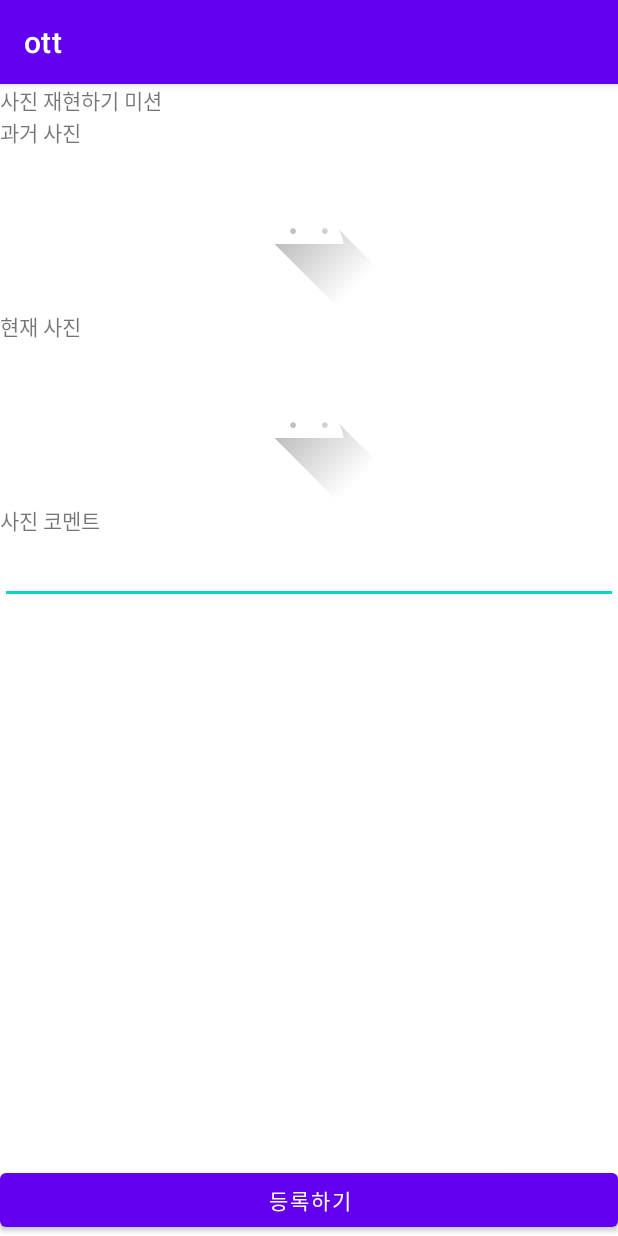
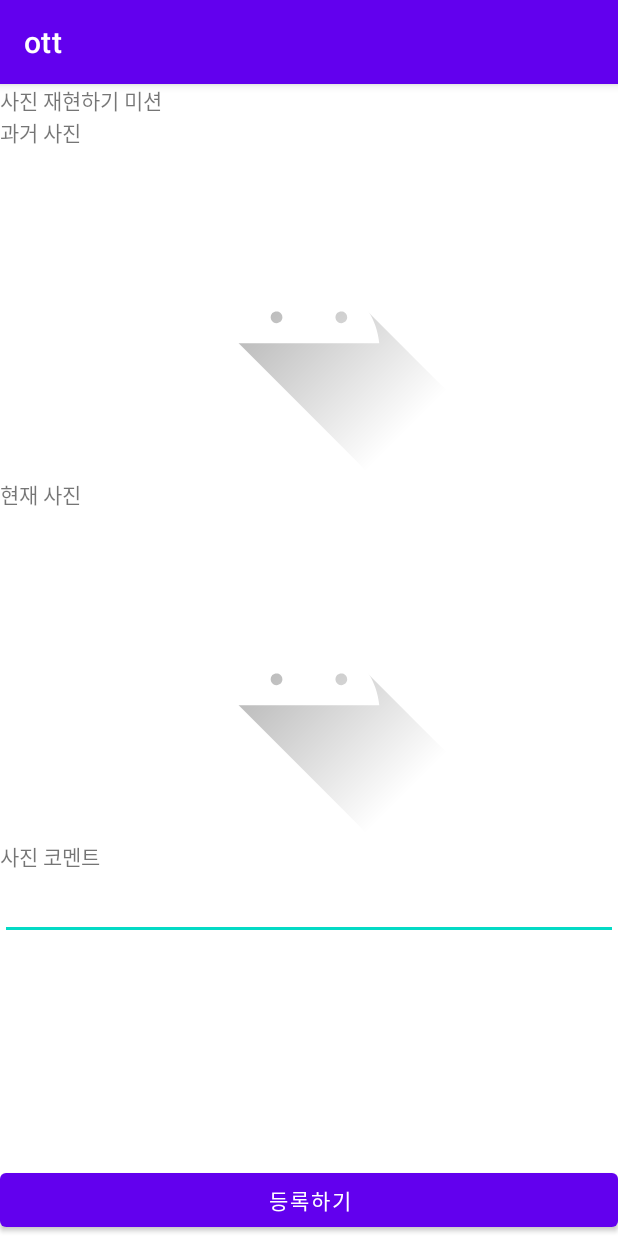
Before and after one commit to OnTheTop/ott-android, an Android app: the PhotoMissionActivity screen opened directly, with no data from a screen before it, on a phone screen of 412 x 824 dp. Run offline under Robolectric (Android 15) with nearby library versions, the phone set to English and light mode, and no system bars; our stand-ins replace data binding; pictures from the network do not load.

Commit message:
[Feat] 이미지뷰에 뿌려주기

```diff
--- /dev/null
+++ b/app/src/main/java/com/unithon/ott/common/utils/Commontype.kt
@@ -0,0 +1,5 @@
+package com.unithon.ott.common.utils
+
+enum class PhotoType {
+    PAST,RECENT
+}
--- a/app/src/main/java/com/unithon/ott/presentation/ui/photo/PhotoMissionActivity.kt
+++ b/app/src/main/java/com/unithon/ott/presentation/ui/photo/PhotoMissionActivity.kt
@@ -18,6 +18,7 @@ import androidx.activity.viewModels
 import androidx.core.content.ContextCompat
 import com.unithon.ott.R
 import com.unithon.ott.common.base.BaseActivity
+import com.unithon.ott.common.utils.PhotoType
 import com.unithon.ott.databinding.ActiviyPhotoMissionBinding
 
 class PhotoMissionActivity : BaseActivity<ActiviyPhotoMissionBinding>(R.layout.activiy_photo_mission) {
@@ -25,21 +26,54 @@ class PhotoMissionActivity : BaseActivity<ActiviyPhotoMissionBinding>(R.layout.a
     private val requestPermissionLauncher =
         registerForActivityResult(ActivityResultContracts.RequestPermission()) { isGranted: Boolean ->
             if (isGranted) {
-                openGalleryListener()
+                openGalleryListener(photoType)
             }
         }
+    private val photoMissionViewModel : PhotoMissionViewModel by viewModels()
+    private lateinit var photoType : PhotoType
 
     override fun onCreate(savedInstanceState: Bundle?) {
         super.onCreate(savedInstanceState)
 
         initBinding()
+        openGallery()
+
+        photoMissionViewModel.pastImage.observe(this){
+            binding.ivPhotoMissionPast.setImageURI(it)
+        }
+        photoMissionViewModel.recentImage.observe(this){
+            binding.ivPhotoMissionRecent.setImageURI(it)
+        }
     }
 
     private fun initBinding() {
         binding.photoActivity = this
+        binding.photoViewModel = photoMissionViewModel
     }
 
-    fun openGalleryListener() {
+    private fun openGallery() {
+        reviewImageLauncher =
+            registerForActivityResult(ActivityResultContracts.StartActivityForResult()) {
+                if (it.resultCode == RESULT_OK) {
+                    val intentResult = if (it.data == null) {
+                        return@registerForActivityResult
+                    } else {
+                        it.data
+                    }
+                    intentResult?.clipData?.apply {
+                        val uri = this.getItemAt(0).uri
+                        val path = uriToPath(context = this@PhotoMissionActivity, uri)
+                        if(photoType == PhotoType.PAST){
+                            photoMissionViewModel.setPastImage(uri)
+                        }else{
+                            photoMissionViewModel.setRecentImage(uri)
+                        }
+                    }
+                }
+            }
+    }
+
+    fun openGalleryListener(type : PhotoType) {
         when {
             ContextCompat.checkSelfPermission(
                 this,
@@ -50,6 +84,7 @@ class PhotoMissionActivity : BaseActivity<ActiviyPhotoMissionBinding>(R.layout.a
                 intent.putExtra(Intent.EXTRA_ALLOW_MULTIPLE, false)
                 intent.data = MediaStore.Images.Media.EXTERNAL_CONTENT_URI
                 reviewImageLauncher.launch(intent)
+                photoType = type
             }
             shouldShowRequestPermissionRationale(Manifest.permission.WRITE_EXTERNAL_STORAGE)
             -> {
--- /dev/null
+++ b/app/src/main/java/com/unithon/ott/presentation/ui/photo/PhotoMissionViewModel.kt
@@ -0,0 +1,28 @@
+package com.unithon.ott.presentation.ui.photo
+
+import android.net.Uri
+import android.util.Log
+import androidx.lifecycle.LiveData
+import androidx.lifecycle.MutableLiveData
+import androidx.lifecycle.ViewModel
+
+class PhotoMissionViewModel : ViewModel() {
+
+    private var _pastImage : MutableLiveData<Uri> = MutableLiveData()
+    val pastImage : LiveData<Uri> get() = _pastImage
+
+    private var _recentImage : MutableLiveData<Uri> = MutableLiveData()
+    val recentImage : LiveData<Uri> get() = _recentImage
+
+    private var _photoComment : MutableLiveData<String> = MutableLiveData()
+    val photoComment : LiveData<String> get() = _photoComment
+
+    fun setPastImage(img : Uri){
+        _pastImage.value = img
+        Log.d("pastImg","past : ${pastImage}, new : $img")
+    }
+
+    fun setRecentImage(img : Uri){
+        _recentImage.value = img
+    }
+}
--- a/app/src/main/res/layout/activiy_photo_mission.xml
+++ b/app/src/main/res/layout/activiy_photo_mission.xml
@@ -4,14 +4,41 @@
 
     <data>
 
+        <import type="android.view.View" />
+
         <variable
             name="photoActivity"
             type="com.unithon.ott.presentation.ui.photo.PhotoMissionActivity" />
+
+        <variable
+            name="photoViewModel"
+            type="com.unithon.ott.presentation.ui.photo.PhotoMissionViewModel" />
+
+
+        <variable
+            name="photoType"
+            type="com.unithon.ott.common.utils.PhotoType" />
     </data>
+
 
     <androidx.constraintlayout.widget.ConstraintLayout
         android:layout_width="match_parent"
         android:layout_height="match_parent">
+
+        <ScrollView
+            android:id="@+id/sv_photo_mission"
+            android:layout_width="0dp"
+            android:layout_height="0dp"
+            app:layout_constraintBottom_toTopOf="@id/btn_photo_mission_ok"
+            app:layout_constraintEnd_toEndOf="parent"
+            app:layout_constraintStart_toStartOf="parent"
+            app:layout_constraintTop_toTopOf="parent"
+            android:clipToPadding="false"
+            android:overScrollMode="never">
+
+            <androidx.constraintlayout.widget.ConstraintLayout
+                android:layout_width="match_parent"
+                android:layout_height="wrap_content">
 
                 <TextView
                 android:id="@+id/tv_photo_mission_guide"
@@ -32,10 +59,12 @@
 
                 <ImageView
                     android:id="@+id/iv_photo_mission_past"
-            android:layout_width="wrap_content"
-            android:layout_height="wrap_content"
-            android:onClick="@{() -> photoActivity.openGalleryListener()}"
+                    android:layout_width="220dp"
+                    android:layout_height="220dp"
+                    android:onClick="@{() -> photoActivity.openGalleryListener(photoType.PAST)}"
+                    android:scaleType="fitXY"
                     android:src="@drawable/ic_launcher_foreground"
+                    app:layout_constraintDimensionRatio="1:1"
                     app:layout_constraintEnd_toEndOf="parent"
                     app:layout_constraintStart_toStartOf="parent"
                     app:layout_constraintTop_toBottomOf="@id/tv_photo_mission_past" />
@@ -50,9 +79,10 @@
 
                 <ImageView
                     android:id="@+id/iv_photo_mission_recent"
-            android:layout_width="wrap_content"
-            android:layout_height="wrap_content"
-            android:onClick="@{() -> photoActivity.openGalleryListener()}"
+                    android:layout_width="220dp"
+                    android:layout_height="220dp"
+                    android:onClick="@{() -> photoActivity.openGalleryListener(photoType.RECENT)}"
+                    android:scaleType="fitXY"
                     android:src="@drawable/ic_launcher_foreground"
                     app:layout_constraintEnd_toEndOf="parent"
                     app:layout_constraintStart_toStartOf="parent"
@@ -77,6 +107,12 @@
                     app:layout_constraintStart_toStartOf="parent"
                     app:layout_constraintTop_toBottomOf="@id/tv_photo_mission_comment" />
 
+
+            </androidx.constraintlayout.widget.ConstraintLayout>
+
+        </ScrollView>
+
+
         <Button
             android:id="@+id/btn_photo_mission_ok"
             android:layout_width="match_parent"
```
Lines whose indentation alone changed are shown as unchanged.
